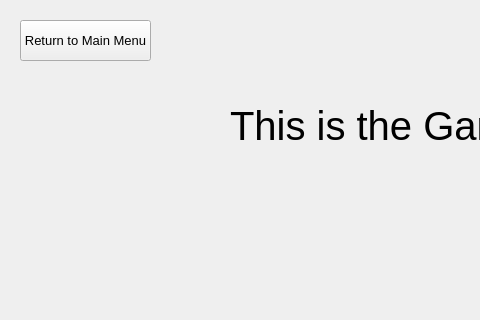
The window that ui/game.ui (PierceLD/Capstone-1-Group-9-Project) describes before a commit, drawn with Qt 5; both pictures show x 0 to 480 and y 0 to 320 of the 900 by 600 pixel window.
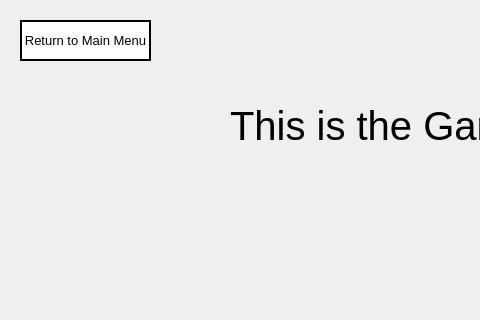
The same window after the commit.

Commit message: added borders and hover effects on some buttons

The edit to the form file:
```diff
--- a/ui/game.ui
+++ b/ui/game.ui
@@ -41,6 +41,16 @@
      <bold>false</bold>
     </font>
    </property>
+   <property name="styleSheet">
+    <string notr="true">QPushButton {
+	background-color: white;
+	border: 2px solid black;
+}
+
+QPushButton:hover {
+	background-color: rgb(203, 203, 203);
+}</string>
+   </property>
    <property name="text">
     <string>Return to Main Menu</string>
    </property>
```
The commit also changes 2 other files.
